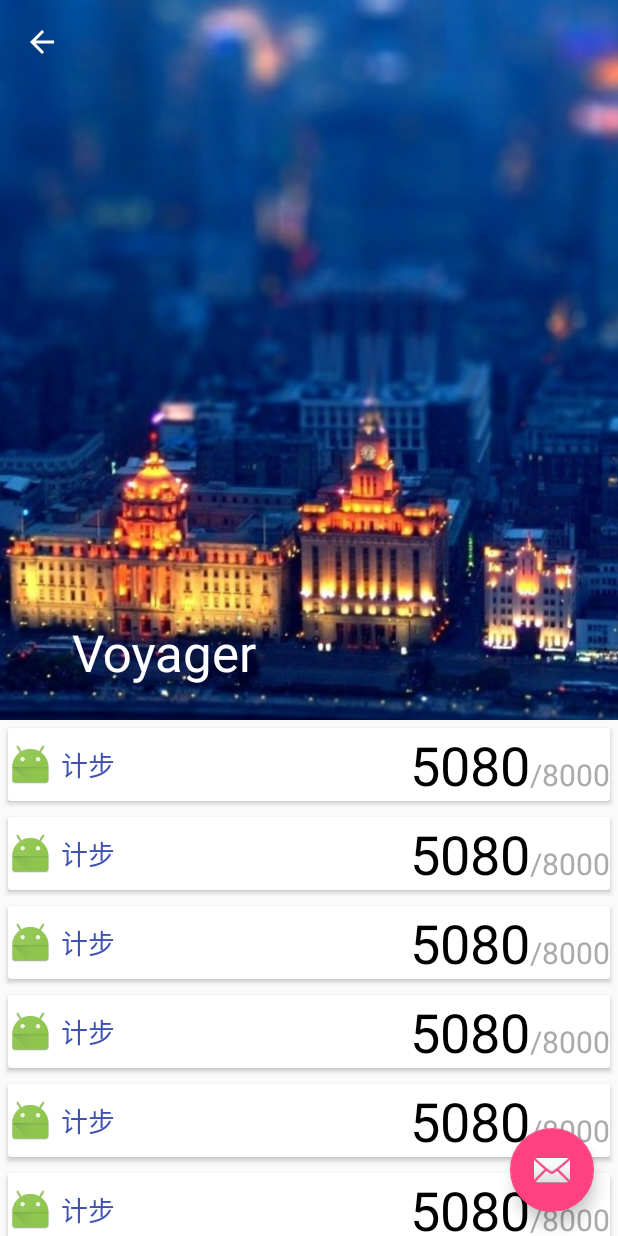
After one commit to a-voyager/RxDemo, an Android app: the ScrollActivity screen opened directly, with no data from a screen before it, on a phone screen of 412 x 824 dp. The commit adds this screen. Run offline under Robolectric (Android 15) with nearby library versions, the phone set to English and light mode, and no system bars.

Commit message:
add Scroll Activity.

```diff
--- a/app/build.gradle
+++ b/app/build.gradle
@@ -32,4 +32,6 @@ dependencies {
     compile 'com.squareup.retrofit:retrofit-adapters:2.0.0-beta2'
     compile 'com.google.code.gson:gson:2.6.2'
     compile 'com.squareup.retrofit2:converter-gson:2.0.2'
+    compile 'com.android.support:cardview-v7:23.3.0'
+    compile 'com.balysv:material-ripple:1.0.2'
 }
--- a/app/src/main/AndroidManifest.xml
+++ b/app/src/main/AndroidManifest.xml
@@ -5,9 +5,7 @@
     <uses-permission android:name="android.permission.INTERNET"/>
     <uses-permission android:name="android.permission.FLASHLIGHT"/>
     <uses-permission android:name="android.permission.VIBRATE"/>
-
     <uses-permission android:name="android.permission.SYSTEM_ALERT_WINDOW"/>
-
 
     <application
         android:allowBackup="true"
@@ -30,6 +28,11 @@
             android:label="@string/title_activity_retrofit"
             android:theme="@style/AppTheme.NoActionBar">
         </activity>
+        <activity
+            android:name=".view.ScrollActivity"
+            android:label="@string/title_activity_scroll"
+            android:theme="@style/AppTheme.NoActionBar">
+        </activity>
     </application>
 
 </manifest>
--- a/app/src/main/java/top/wuhaojie/rxdemo/MainActivity.java
+++ b/app/src/main/java/top/wuhaojie/rxdemo/MainActivity.java
@@ -18,6 +18,7 @@ import butterknife.BindView;
 import butterknife.ButterKnife;
 import butterknife.OnClick;
 import top.wuhaojie.rxdemo.retrofit.RetrofitActivity;
+import top.wuhaojie.rxdemo.view.ScrollActivity;
 
 public class MainActivity extends AppCompatActivity {
 
@@ -74,6 +75,13 @@ public class MainActivity extends AppCompatActivity {
     }
 
 
+    @OnClick(R.id.btn_to_toolbar)
+    void toScrollAct() {
+        Intent intent = new Intent(this, ScrollActivity.class);
+        startActivity(intent);
+    }
+
+
     @Override
     protected void onCreate(Bundle savedInstanceState) {
         super.onCreate(savedInstanceState);
--- /dev/null
+++ b/app/src/main/java/top/wuhaojie/rxdemo/view/ScrollActivity.java
@@ -0,0 +1,41 @@
+package top.wuhaojie.rxdemo.view;
+
+import android.os.Bundle;
+import android.support.design.widget.FloatingActionButton;
+import android.support.design.widget.Snackbar;
+import android.support.v7.app.AppCompatActivity;
+import android.support.v7.widget.Toolbar;
+import android.view.MenuItem;
+import android.view.View;
+
+import top.wuhaojie.rxdemo.R;
+
+public class ScrollActivity extends AppCompatActivity {
+
+    @Override
+    protected void onCreate(Bundle savedInstanceState) {
+        super.onCreate(savedInstanceState);
+        setContentView(R.layout.activity_scroll);
+        Toolbar toolbar = (Toolbar) findViewById(R.id.toolbar);
+        setSupportActionBar(toolbar);
+
+        if (getSupportActionBar() != null)
+            getSupportActionBar().setDisplayHomeAsUpEnabled(true);
+
+        FloatingActionButton fab = (FloatingActionButton) findViewById(R.id.fab);
+        fab.setOnClickListener(new View.OnClickListener() {
+            @Override
+            public void onClick(View view) {
+                Snackbar.make(view, "Replace with your own action", Snackbar.LENGTH_LONG)
+                        .setAction("Action", null).show();
+            }
+        });
+    }
+
+    @Override
+    public boolean onOptionsItemSelected(MenuItem item) {
+        if (item.getItemId() == android.R.id.home)
+            finish();
+        return super.onOptionsItemSelected(item);
+    }
+}
--- /dev/null
+++ b/app/src/main/res/layout/activity_scroll.xml
@@ -0,0 +1,59 @@
+<?xml version="1.0" encoding="utf-8"?>
+<android.support.design.widget.CoordinatorLayout
+    xmlns:android="http://schemas.android.com/apk/res/android"
+    xmlns:app="http://schemas.android.com/apk/res-auto"
+    xmlns:tools="http://schemas.android.com/tools"
+    android:layout_width="match_parent"
+    android:layout_height="match_parent"
+    android:fitsSystemWindows="true"
+    tools:context="top.wuhaojie.rxdemo.view.ScrollActivity">
+
+    <android.support.design.widget.AppBarLayout
+        android:layout_width="match_parent"
+        android:layout_height="wrap_content"
+        android:fitsSystemWindows="true"
+        android:theme="@style/AppTheme.AppBarOverlay">
+
+        <android.support.design.widget.CollapsingToolbarLayout
+            android:layout_width="match_parent"
+            android:layout_height="match_parent"
+            android:fitsSystemWindows="true"
+            app:contentScrim="?attr/colorPrimary"
+            app:expandedTitleMarginEnd="64dp"
+            app:expandedTitleMarginStart="48dp"
+            app:layout_scrollFlags="scroll|exitUntilCollapsed"
+            app:title="Voyager">
+
+
+            <ImageView
+                android:layout_width="match_parent"
+                android:layout_height="480dp"
+                android:fitsSystemWindows="true"
+                android:scaleType="centerCrop"
+                android:src="@drawable/bg"
+                app:layout_collapseMode="parallax"
+                app:layout_collapseParallaxMultiplier="0.7"/>
+
+            <android.support.v7.widget.Toolbar
+                android:id="@+id/toolbar"
+                android:layout_width="match_parent"
+                android:layout_height="?attr/actionBarSize"
+                app:layout_collapseMode="pin"
+                app:popupTheme="@style/AppTheme.PopupOverlay"/>
+
+        </android.support.design.widget.CollapsingToolbarLayout>
+
+
+    </android.support.design.widget.AppBarLayout>
+
+    <include layout="@layout/content_scroll"/>
+
+    <android.support.design.widget.FloatingActionButton
+        android:id="@+id/fab"
+        android:layout_width="wrap_content"
+        android:layout_height="wrap_content"
+        android:layout_gravity="bottom|end"
+        android:layout_margin="@dimen/fab_margin"
+        android:src="@android:drawable/ic_dialog_email"/>
+
+</android.support.design.widget.CoordinatorLayout>
--- /dev/null
+++ b/app/src/main/res/layout/card.xml
@@ -0,0 +1,58 @@
+<?xml version="1.0" encoding="utf-8"?>
+<android.support.v7.widget.CardView
+    xmlns:android="http://schemas.android.com/apk/res/android"
+    xmlns:app="http://schemas.android.com/apk/res-auto"
+    android:id="@+id/card_step_count"
+    android:layout_width="match_parent"
+    android:layout_height="wrap_content"
+    android:layout_margin="5dp"
+    android:clickable="true"
+    android:foreground="?attr/selectableItemBackground">
+
+
+        <LinearLayout
+            android:layout_width="match_parent"
+            android:layout_height="wrap_content"
+            android:orientation="horizontal">
+
+            <ImageView
+                android:layout_width="30dp"
+                android:layout_height="30dp"
+                android:layout_gravity="center_vertical"
+                android:src="@mipmap/ic_launcher"/>
+
+            <TextView
+                android:layout_width="wrap_content"
+                android:layout_height="wrap_content"
+                android:layout_gravity="center_vertical"
+                android:layout_marginLeft="5dp"
+                android:text="计步"
+                android:textColor="?attr/colorPrimary"
+                android:textSize="18sp"/>
+
+
+            <android.support.v4.widget.Space
+                android:layout_width="0dp"
+                android:layout_height="wrap_content"
+                android:layout_weight="1"/>
+
+            <TextView
+                android:id="@+id/tv_curr_step"
+                android:layout_width="wrap_content"
+                android:layout_height="wrap_content"
+                android:layout_gravity="bottom"
+                android:text="5080"
+                android:textColor="@android:color/black"
+                android:textSize="36sp"/>
+
+            <TextView
+                android:id="@+id/tv_target_step"
+                android:layout_width="wrap_content"
+                android:layout_height="wrap_content"
+                android:layout_gravity="bottom"
+                android:text="/8000"
+                android:textColor="@android:color/darker_gray"
+                android:textSize="20sp"/>
+
+        </LinearLayout>
+</android.support.v7.widget.CardView>
--- a/app/src/main/res/layout/content_main.xml
+++ b/app/src/main/res/layout/content_main.xml
@@ -30,4 +30,11 @@
         android:layout_height="wrap_content"
         android:text="发送横幅通知"
         android:textAllCaps="false"/>
+
+    <Button
+        android:id="@+id/btn_to_toolbar"
+        android:layout_width="wrap_content"
+        android:layout_height="wrap_content"
+        android:text="折叠Toolbar"
+        android:textAllCaps="false"/>
 </LinearLayout>
--- /dev/null
+++ b/app/src/main/res/layout/content_scroll.xml
@@ -0,0 +1,43 @@
+<?xml version="1.0" encoding="utf-8"?>
+<android.support.v4.widget.NestedScrollView
+    xmlns:android="http://schemas.android.com/apk/res/android"
+    xmlns:app="http://schemas.android.com/apk/res-auto"
+    android:layout_width="match_parent"
+    android:layout_height="match_parent"
+    app:layout_behavior="@string/appbar_scrolling_view_behavior">
+
+    <LinearLayout
+        android:layout_width="match_parent"
+        android:layout_height="match_parent"
+        android:orientation="vertical">
+
+        <include layout="@layout/card"/>
+
+        <include layout="@layout/card"/>
+
+        <include layout="@layout/card"/>
+
+        <include layout="@layout/card"/>
+
+        <include layout="@layout/card"/>
+
+        <include layout="@layout/card"/>
+
+        <include layout="@layout/card"/>
+
+        <include layout="@layout/card"/>
+
+        <include layout="@layout/card"/>
+
+        <include layout="@layout/card"/>
+
+        <include layout="@layout/card"/>
+
+        <include layout="@layout/card"/>
+
+        <include layout="@layout/card"/>
+
+        <include layout="@layout/card"/>
+    </LinearLayout>
+
+</android.support.v4.widget.NestedScrollView>
--- a/app/src/main/res/values/strings.xml
+++ b/app/src/main/res/values/strings.xml
@@ -2,4 +2,5 @@
     <string name="app_name">RxDemo</string>
     <string name="action_settings">Settings</string>
     <string name="title_activity_retrofit">RetrofitActivity</string>
+    <string name="title_activity_scroll">ScrollActivity</string>
 </resources>
```
Also changed, not shown: app/src/main/res/drawable/bg.png (added).
